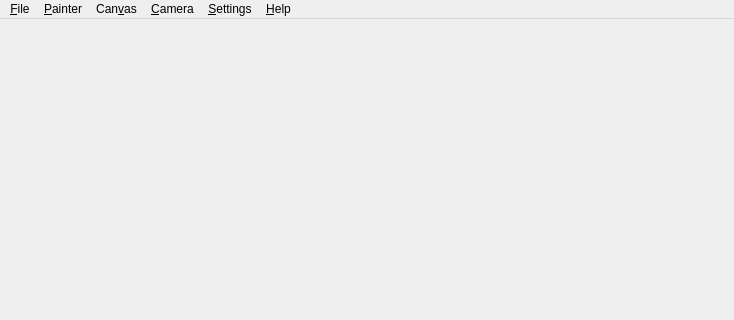
Qt form source/gloperate-qt/source/viewer/Viewer.ui (cginternals/gloperate) before a commit; both pictures show x 0 to 734 and y 0 to 320 of the 734 by 541 pixel window.
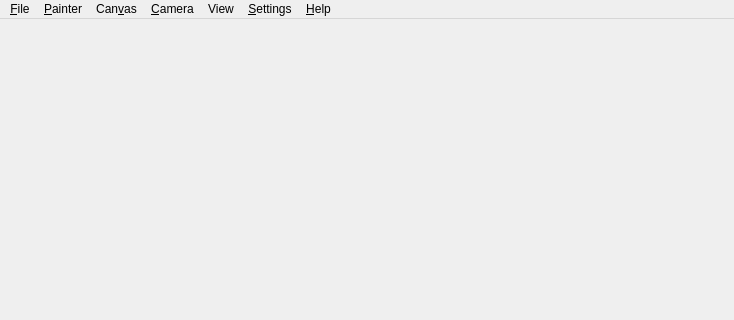
The same form after that commit.

Commit message: Add menu entries for hiding and showing dock widgets

```diff
--- a/source/gloperate-qt/source/viewer/Viewer.ui
+++ b/source/gloperate-qt/source/viewer/Viewer.ui
@@ -67,10 +67,16 @@
     </property>
     <addaction name="aboutAction"/>
    </widget>
+   <widget class="QMenu" name="viewMenu">
+    <property name="title">
+     <string>View</string>
+    </property>
+   </widget>
    <addaction name="fileMenu"/>
    <addaction name="painterMenu"/>
    <addaction name="canvasMenu"/>
    <addaction name="cameraMenu"/>
+   <addaction name="viewMenu"/>
    <addaction name="settingsMenu"/>
    <addaction name="helpMenu"/>
   </widget>
```
The commit also changes 1 other file.
